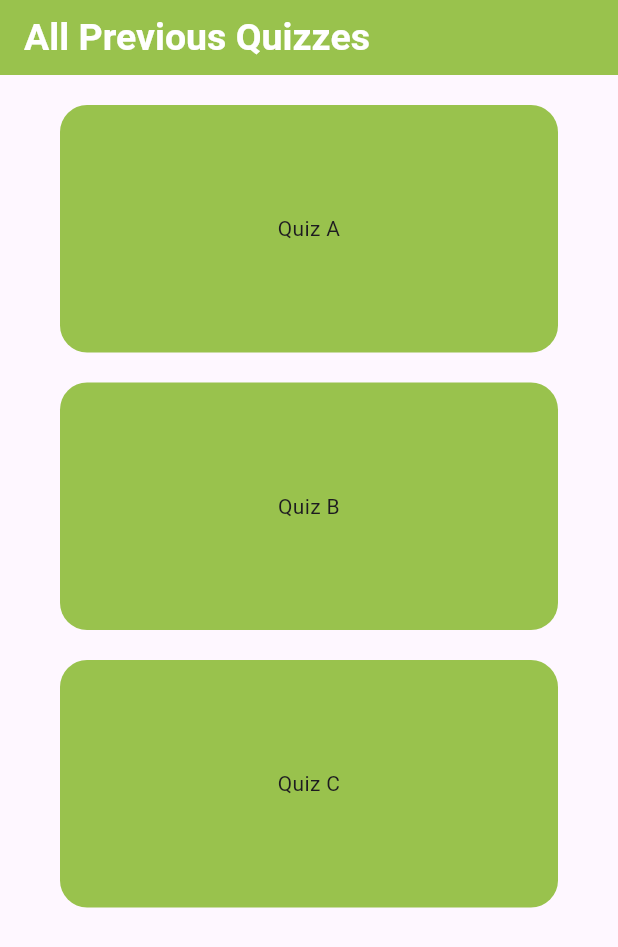
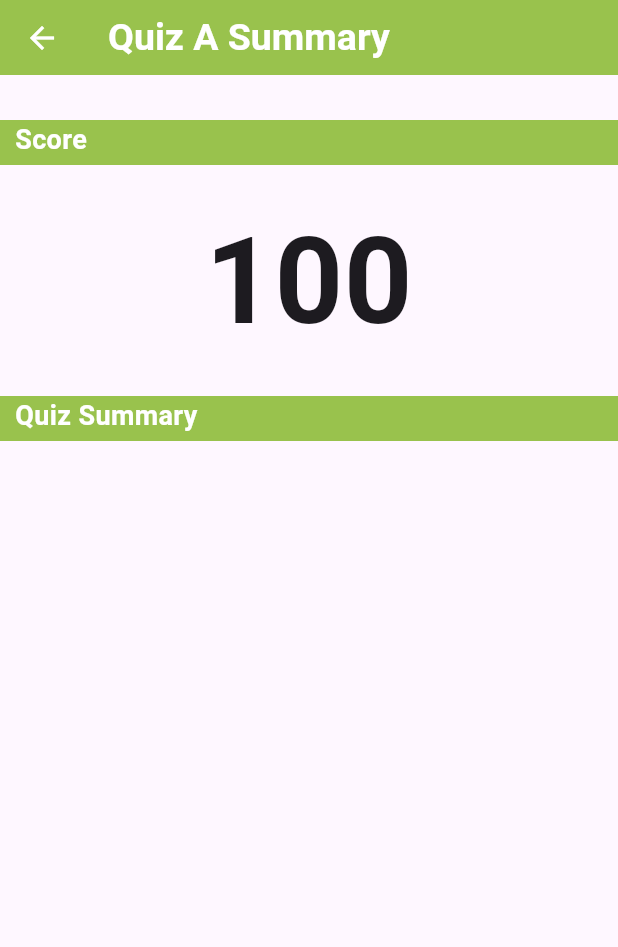
Before and after one commit to AngeliqueBalt/SPM_App, a Flutter app: the AllQuizzesScreen screen opened by its route, after a tap on "Quiz A", on a phone screen of 412 x 824 dp. Shown: the top 947 px of the screen. Run offline on Flutter 3.47's test engine with Material 3 defaults, Android fonts, the phone set to English and light mode, and no system bars; our stand-ins replace go_router, smooth_page_indicator.

Commit message:
added new pages and worked on routing

```diff
--- a/lib/partials/QuizCard.dart
+++ b/lib/partials/QuizCard.dart
@@ -1,6 +1,7 @@
 import 'package:flutter/material.dart';
 import 'package:go_router/go_router.dart';
 import 'package:student_progress_monitor_app/components/option_card.dart';
+import 'package:student_progress_monitor_app/screens/student/quiz_summary_screen.dart';
 
 class QuizCard extends StatelessWidget {
   final String name;
@@ -15,9 +16,16 @@ class QuizCard extends StatelessWidget {
     return OptionCard(
       label: name,
       color: const Color(0xFF99C24D),
-      // onTap: () => context.go('/overview-quizzes'),
-      // TODO: add routing to view quiz and quiz results summary
-      onTap: () {},
+      // TODO: add routing to view quiz summary
+      // onTap: () => context.go('/quiz/$name'),
+      onTap: () {
+        Navigator.push(
+          context,
+          MaterialPageRoute(
+            builder: (context) => QuizSummaryScreen(name: name),
+          ),
+        );
+      },
     );
   }
 }
--- a/lib/routes.dart
+++ b/lib/routes.dart
@@ -3,6 +3,7 @@ import 'package:go_router/go_router.dart';
 import 'package:student_progress_monitor_app/screens/login_screen.dart';
 import 'package:student_progress_monitor_app/screens/student/all_quizzes_screen.dart';
 import 'package:student_progress_monitor_app/screens/student/quiz/quiz_screen.dart';
+import 'package:student_progress_monitor_app/screens/student/quiz_summary_screen.dart';
 import 'package:student_progress_monitor_app/screens/student/student_class_screen.dart';
 import 'package:student_progress_monitor_app/screens/teacher/manage_quiz_screen.dart';
 import 'package:student_progress_monitor_app/screens/teacher/quiz_overview_screen.dart';
@@ -13,7 +14,7 @@ import 'package:student_progress_monitor_app/screens/home_screen.dart';
 // TODO: make isTeacher work
 
 bool isAuthenticated = true;
-const bool isTeacher = false;
+const bool isTeacher = true;
 
 final GoRouter router = GoRouter(
   routes: <RouteBase>[
@@ -46,6 +47,23 @@ final GoRouter router = GoRouter(
       ],
     ),
 
+    // Quiz Summary
+    GoRoute(
+      path: '/all-quizzes',
+      builder: (BuildContext context, GoRouterState state) {
+        return const AllQuizzesScreen();
+      },
+      routes: <RouteBase>[
+        GoRoute(
+          path: 'quiz/:quizId',
+          builder: (context, state) {
+            print(state.pathParameters['quizId']);
+            return QuizSummaryScreen(name: state.pathParameters['quizId']!);
+          },
+        ),
+      ],
+    ),
+
     // Previous Quizzes
     GoRoute(
       path: '/all-quizzes',
--- a/lib/screens/student/all_quizzes_screen.dart
+++ b/lib/screens/student/all_quizzes_screen.dart
@@ -28,7 +28,7 @@ class _AllQuizzesScreenState extends State<AllQuizzesScreen> {
       appBar: AppBar(
         iconTheme: const IconThemeData(color: Colors.white),
         title: const Text(
-          "All Previous Quizzes",
+          "Quiz History",
           style: TextStyle(
               color: Colors.white, fontWeight: FontWeight.bold, fontSize: 25),
         ),
@@ -45,8 +45,8 @@ class _AllQuizzesScreenState extends State<AllQuizzesScreen> {
                 crossAxisAlignment: CrossAxisAlignment.stretch,
                 children: [
                   const SizedBox(height: 20),
-                  for (var theClass in _quizzes) ...[
-                    QuizCard(name: theClass),
+                  for (var theQuiz in _quizzes) ...[
+                    QuizCard(name: theQuiz),
                     const SizedBox(height: 20),
                   ],
                 ],
--- /dev/null
+++ b/lib/screens/student/quiz_summary_screen.dart
@@ -0,0 +1,88 @@
+import 'package:flutter/material.dart';
+
+class QuizSummaryScreen extends StatefulWidget {
+  final String name;
+
+  const QuizSummaryScreen({
+    Key? key,
+    required this.name,
+  }) : super(key: key);
+
+  @override
+  State<QuizSummaryScreen> createState() => _QuizSummaryScreenState();
+}
+
+class _QuizSummaryScreenState extends State<QuizSummaryScreen> {
+  @override
+  Widget build(BuildContext context) {
+    return Scaffold(
+      appBar: AppBar(
+        iconTheme: const IconThemeData(color: Colors.white),
+        title: Text(
+          ('${widget.name} Summary'),
+          style: const TextStyle(
+              color: Colors.white, fontWeight: FontWeight.bold, fontSize: 25),
+        ),
+        backgroundColor: const Color(0xFF99C24D),
+        elevation: 0,
+        toolbarHeight: 50,
+      ),
+      body: SafeArea(
+          child: SingleChildScrollView(
+        child: Column(
+          mainAxisSize: MainAxisSize.min,
+          children: [
+            Column(
+              crossAxisAlignment: CrossAxisAlignment.stretch,
+              children: [
+                const SizedBox(height: 30),
+                Container(
+                  color: const Color(0xFF99C24D),
+                  height: 30,
+                  child: const Padding(
+                    padding: EdgeInsets.only(left: 10),
+                    child: Text(
+                      "Score",
+                      style: TextStyle(
+                          fontSize: 18,
+                          fontWeight: FontWeight.bold,
+                          color: Colors.white),
+                    ),
+                  ),
+                ),
+                const SizedBox(height: 20),
+                // TODO: get the quiz score from the database to be displayed
+                const Center(
+                  child: Text(
+                    "100",
+                    style: TextStyle(
+                      fontSize: 80,
+                      fontWeight: FontWeight.bold,
+                    ),
+                  ),
+                ),
+                const SizedBox(height: 20),
+                Container(
+                  color: const Color(0xFF99C24D),
+                  height: 30,
+                  child: const Padding(
+                    padding: EdgeInsets.only(left: 10),
+                    child: Text(
+                      "Quiz Summary",
+                      style: TextStyle(
+                          fontSize: 18,
+                          fontWeight: FontWeight.bold,
+                          color: Colors.white),
+                    ),
+                  ),
+                ),
+                // TODO: get the quiz questions and answers from the database to be displayed for each quiz
+                // TODO: get info from quiz overview screen?
+              ],
+            ),
+          ],
+        ),
+      )),
+    );
+  }
+}
--- a/lib/screens/student/student_class_screen.dart
+++ b/lib/screens/student/student_class_screen.dart
@@ -4,12 +4,6 @@ import 'package:student_progress_monitor_app/screens/student/all_quizzes_screen.
 import 'package:student_progress_monitor_app/screens/student/quiz/quiz_screen.dart';
 import 'package:student_progress_monitor_app/screens/teacher/manage_quiz_screen.dart';
 import 'package:student_progress_monitor_app/screens/teacher/students_list_screen.dart';
-
-// Teachers can view details about each individual class
-// Teachers can view the students in the class
-// Teachers can assign a new quiz for the class
-// Teachers can view the quiz history for the class
-// Teachers can view an summary/average progress of whole class over all quizzes
 
 /// Students can view each of their classes.
 /// Students can take a quiz that has been assigned to them.
@@ -55,7 +49,7 @@ class StudentClassScreen extends StatelessWidget {
               ),
               const SizedBox(height: 20),
               OptionCard(
-                label: "View All Quizzes",
+                label: "Quiz History",
                 color: const Color(0xFF99C24D),
                 onTap: () {
                   Navigator.of(context).push(
--- a/lib/screens/teacher/teacher_all_quizzes_screen.dart
+++ b/lib/screens/teacher/teacher_all_quizzes_screen.dart
@@ -26,7 +26,7 @@ class _TeacherAllQuizzesScreenState extends State<TeacherAllQuizzesScreen> {
       appBar: AppBar(
         iconTheme: const IconThemeData(color: Colors.white),
         title: const Text(
-          "All Previous Quizzes",
+          "Quiz History",
           style: TextStyle(
               color: Colors.white, fontWeight: FontWeight.bold, fontSize: 25),
         ),
```
Also changed, not shown: lib/screens/teacher/current_quiz_screen.dart (added, +23 -0 lines), lib/screens/teacher/manage_quiz_screen.dart (+16 -4 lines).
